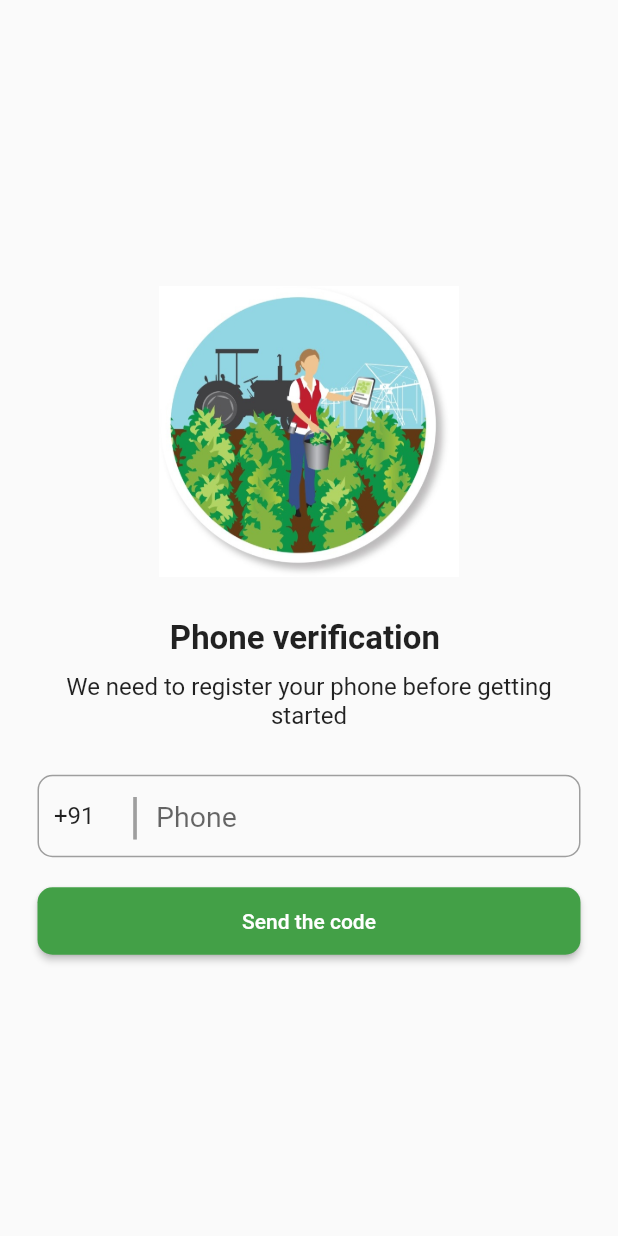
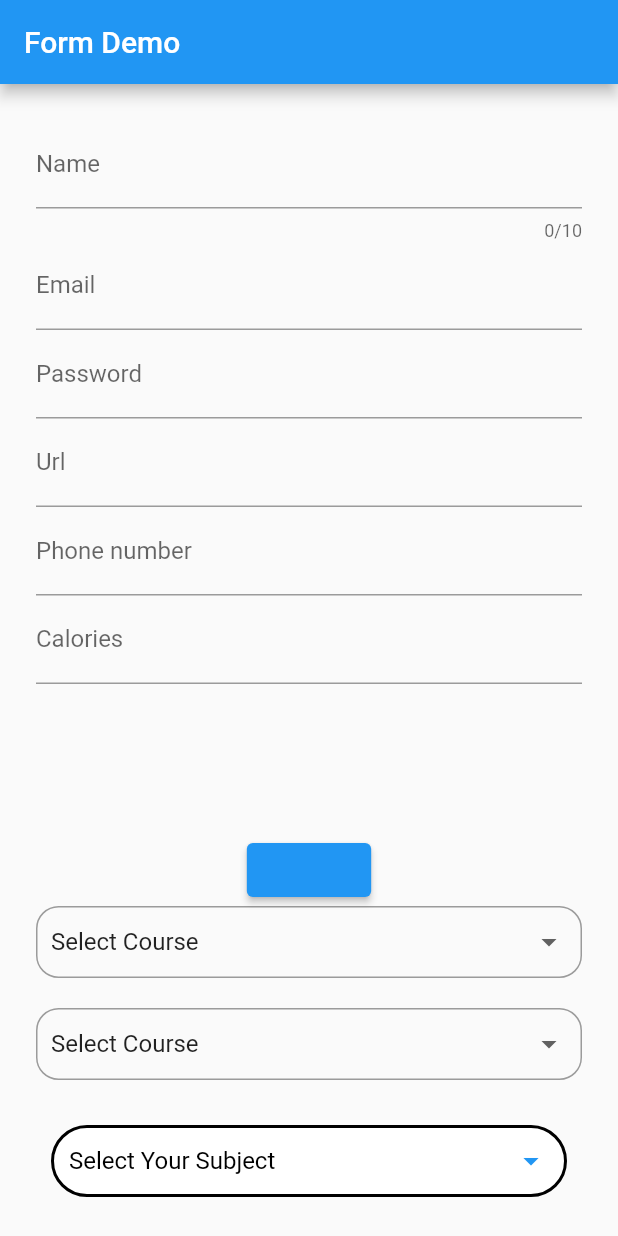
Before and after one commit to abhisheks2706/krishicare, a Flutter app: the screen it shows after launch, on a phone screen of 412 x 824 dp. Run offline on Flutter 3.47's test engine with Material 2 defaults, Android fonts, the phone set to English and light mode, and no system bars; drawn by our look-alikes of multi_select_flutter; our stand-ins replace firebase_auth, firebase_core, flutter_svg, get, introduction_screen, pinput; accounts and stored records are empty.

Commit message:
17/11/22

```diff
--- /dev/null
+++ b/lib/datas/controller/app_data_controller.dart
@@ -0,0 +1,56 @@
+import 'package:get/get.dart';
+import 'package:multi_select_flutter/multi_select_flutter.dart';
+import 'package:multi_select_flutter/multi_select_flutter.dart';
+
+import '../model/subject_data_model.dart';
+
+class AppDataController extends GetxController {
+  List<SubjectModel> subjectData = [];
+  List<MultiSelectItem> dropDownData = [];
+
+  getSubjectData() {
+    subjectData.clear();
+    dropDownData.clear();
+
+    Map<String, dynamic> apiResponse = {
+      "code": 200,
+      "message": "Course subject lists.",
+      "data": [
+        {"subject_id": "1", "subject_name": "English"},
+        {"subject_id": "2", "subject_name": "Physics"},
+        {"subject_id": "3", "subject_name": "Chemistry"},
+        {"subject_id": "4", "subject_name": "Geography"},
+        {"subject_id": "5", "subject_name": "Math"},
+        {"subject_id": "6", "subject_name": "History"},
+        {"subject_id": "7", "subject_name": "Computer Science"},
+        {"subject_id": "8", "subject_name": "Arts"}
+      ]
+    };
+
+    if (apiResponse['code'] == 200) {
+      List<SubjectModel> tempSubjectData = [];
+      apiResponse['data'].forEach(
+        (data) {
+          tempSubjectData.add(
+            SubjectModel(
+              subjectId: data['subject_id'],
+              subjectName: data['subject_name'],
+            ),
+          );
+        },
+      );
+      print(tempSubjectData);
+      subjectData.addAll(tempSubjectData);
+
+      dropDownData = subjectData.map((subjectdata) {
+        return MultiSelectItem(subjectdata, subjectdata.subjectName);
+      }).toList();
+
+      update();
+    } else if (apiResponse['code'] == 400) {
+      print("Show Error model why error occurred..");
+    } else {
+      print("show some error model like something went worng..");
+    }
+  }
+}
--- /dev/null
+++ b/lib/datas/model/subject_data_model.dart
@@ -0,0 +1,8 @@
+class SubjectModel {
+  String subjectId;
+  String subjectName;
+  SubjectModel({
+    required this.subjectId,
+    required this.subjectName,
+  });
+}
--- a/lib/main.dart
+++ b/lib/main.dart
@@ -1,8 +1,10 @@
 //import 'package:firebase_core/firebase_core.dart';
+import 'package:firebase_core/firebase_core.dart';
 import 'package:flutter/material.dart';
+import 'package:krishicare/pages/form_screen.dart';
 import 'package:krishicare/pages/onboarding_screen.dart';
 
-//0verification pages
+//verification pages
 import 'package:krishicare/pages/verify.dart';
 import 'package:krishicare/pages/phone.dart';
 
@@ -12,18 +14,20 @@ import 'package:krishicare/nav_pages/Home.dart';
 //import 'package:krishicare/nav_pages/Nav_bar.dart';
 //import 'package:krishicare/nav_pages/news.dart';
 
-void main() {
+void main() async {
   WidgetsFlutterBinding.ensureInitialized();
-  //await//
-  //Firebase.initializeApp();
+  print("stage1");
+  // await Firebase.initializeApp();
+  print("stage2");
   runApp(MaterialApp(
     debugShowCheckedModeBanner: false,
-    initialRoute: 'phone',
+    initialRoute: 'form',
     routes: {
       'phone': (context) => Myphone(),
       'otp': (context) => MyVerify(),
       'Home': (context) => Myhome(),
-      'Onboard': (context) => OnBoardingPage()
+      'Onboard': (context) => OnBoardingPage(),
+      'form': (context) => FormScreen()
     },
   ));
 }
--- a/lib/pages/community_page.dart
+++ b/lib/pages/community_page.dart
@@ -42,7 +42,7 @@ class _CommunityPage extends State<CommunityPage> {
             ),
             IconButton(
                 onPressed: () {},
-                icon: Icon(
+                icon: const Icon(
                   Icons.audio_file,
                   color: black,
                   size: 25,
@@ -244,14 +244,14 @@ class _CommunityPage extends State<CommunityPage> {
                                       mainAxisAlignment:
                                           MainAxisAlignment.spaceEvenly,
                                       children: [
-                                        Icon(
+                                        const Icon(
                                           Icons.ac_unit,
                                           //color: white,
                                           //size: 14,
                                         ),
                                         Text(
                                           postsList[index]['comment'],
-                                          style: TextStyle(
+                                          style: const TextStyle(
                                               fontSize: 13, color: white),
                                         )
                                       ],
--- /dev/null
+++ b/lib/pages/form_screen.dart
@@ -0,0 +1,323 @@
+import 'package:flutter/material.dart';
+import 'package:get/get.dart';
+import 'package:multi_select_flutter/multi_select_flutter.dart';
+
+import '../datas/controller/app_data_controller.dart';
+import '../datas/model/subject_data_model.dart';
+
+class FormScreen extends StatefulWidget {
+  @override
+  State<StatefulWidget> createState() {
+    return FormScreenState();
+  }
+}
+
+class FormScreenState extends State<FormScreen> {
+  late String _name;
+  late String _email;
+  late String _password;
+  late String _url;
+  late String _phoneNumber;
+  late String _calories;
+
+  final GlobalKey<FormState> _formKey = GlobalKey<FormState>();
+  final AppDataController controller = Get.put(AppDataController());
+
+  List dropDownListData = [
+    {"title": "BCA", "value": "1"},
+    {"title": "MCA", "value": "2"},
+    {"title": "B.Tech", "value": "3"},
+    {"title": "M.Tech", "value": "4"},
+  ];
+
+  String defaultValue = "";
+  String secondDropDown = "";
+
+  Widget _buildName() {
+    return TextFormField(
+      decoration: InputDecoration(labelText: 'Name'),
+      maxLength: 10,
+      validator: (String? value) {
+        if (value!.isEmpty) {
+          return 'Name is Required';
+        }
+
+        return null;
+      },
+      onSaved: (String? value) {
+        _name = value!;
+      },
+    );
+  }
+
+  Widget _buildEmail() {
+    return TextFormField(
+      decoration: InputDecoration(labelText: 'Email'),
+      validator: (String? value) {
+        if (value!.isEmpty) {
+          return 'Email is Required';
+        }
+
+        if (!RegExp(
+                r"[a-z0-9!#$%&'*+/=?^_`{|}~-]+(?:\.[a-z0-9!#$%&'*+/=?^_`{|}~-]+)*@(?:[a-z0-9](?:[a-z0-9-]*[a-z0-9])?\.)+[a-z0-9](?:[a-z0-9-]*[a-z0-9])?")
+            .hasMatch(value)) {
+          return 'Please enter a valid email Address';
+        }
+
+        return null;
+      },
+      onSaved: (String? value) {
+        _email = value!;
+      },
+    );
+  }
+
+  Widget _buildPassword() {
+    return TextFormField(
+      decoration: InputDecoration(labelText: 'Password'),
+      keyboardType: TextInputType.visiblePassword,
+      validator: (String? value) {
+        if (value!.isEmpty) {
+          return 'Password is Required';
+        }
+
+        return null;
+      },
+      onSaved: (String? value) {
+        _password = value!;
+      },
+    );
+  }
+
+  Widget _builURL() {
+    return TextFormField(
+      decoration: InputDecoration(labelText: 'Url'),
+      keyboardType: TextInputType.url,
+      validator: (String? value) {
+        if (value!.isEmpty) {
+          return 'URL is Required';
+        }
+
+        return null;
+      },
+      onSaved: (String? value) {
+        _url = value!;
+      },
+    );
+  }
+
+  Widget _buildPhoneNumber() {
+    return TextFormField(
+      decoration: InputDecoration(labelText: 'Phone number'),
+      keyboardType: TextInputType.phone,
+      validator: (String? value) {
+        if (value!.isEmpty) {
+          return 'Phone number is Required';
+        }
+
+        return null;
+      },
+      onSaved: (String? value) {
+        _url = value!;
+      },
+    );
+  }
+
+  Widget _buildCalories() {
+    return TextFormField(
+      decoration: InputDecoration(labelText: 'Calories'),
+      keyboardType: TextInputType.number,
+      validator: (String? value) {
+        int? calories = int.tryParse(value.toString());
+
+        if (calories == null || calories <= 0) {
+          return 'Calories must be greater than 0';
+        }
+
+        return null;
+      },
+      onSaved: (String? value) {
+        _calories = value!;
+      },
+    );
+  }
+
+  @override
+  Widget build(BuildContext context) {
+    List subjectData = [];
+
+    WidgetsBinding.instance.addPostFrameCallback((timeStamp) {
+      controller.getSubjectData();
+    });
+
+    return Scaffold(
+      appBar: AppBar(title: Text("Form Demo")),
+      body: SingleChildScrollView(
+        child: Container(
+          margin: EdgeInsets.all(24),
+          child: Form(
+            key: _formKey,
+            child: Column(
+              mainAxisAlignment: MainAxisAlignment.center,
+              children: <Widget>[
+                _buildName(),
+                _buildEmail(),
+                _buildPassword(),
+                _builURL(),
+                _buildPhoneNumber(),
+                _buildCalories(),
+                SizedBox(height: 100),
+                Column(
+                  children: [
+                    ElevatedButton(
+                      child: Text(
+                        'Submit',
+                        style: TextStyle(color: Colors.blue, fontSize: 16),
+                      ),
+                      onPressed: () {
+                        if (!_formKey.currentState!.validate()) {
+                          return;
+                        }
+
+                        _formKey.currentState!.save();
+
+                        print(_name);
+                        print(_email);
+                        print(_phoneNumber);
+                        print(_url);
+                        print(_password);
+                        print(_calories);
+
+                        //Send to API
+                      },
+                    ),
+                    //SizedBox(height: 100);
+
+                    InputDecorator(
+                      decoration: InputDecoration(
+                        border: OutlineInputBorder(
+                            borderRadius: BorderRadius.circular(15.0)),
+                        contentPadding: const EdgeInsets.all(10),
+                      ),
+                      child: DropdownButtonHideUnderline(
+                        child: DropdownButton<String>(
+                            isDense: true,
+                            value: defaultValue,
+                            isExpanded: true,
+                            menuMaxHeight: 350,
+                            items: [
+                              const DropdownMenuItem(
+                                  child: Text(
+                                    "Select Course",
+                                  ),
+                                  value: ""),
+                              ...dropDownListData
+                                  .map<DropdownMenuItem<String>>((data) {
+                                return DropdownMenuItem(
+                                    value: data['value'],
+                                    child: Text(data['title']));
+                              }).toList(),
+                            ],
+                            onChanged: (value) {
+                              print("selected Value $value");
+                              setState(() {
+                                defaultValue = value!;
+                              });
+                            }),
+                      ),
+                    ),
+                    const SizedBox(
+                      height: 20,
+                    ),
+                    InputDecorator(
+                      decoration: InputDecoration(
+                        border: OutlineInputBorder(
+                            borderRadius: BorderRadius.circular(15.0)),
+                        contentPadding: const EdgeInsets.all(10),
+                      ),
+                      child: DropdownButtonHideUnderline(
+                        child: DropdownButton<String>(
+                            isDense: true,
+                            value: secondDropDown,
+                            isExpanded: true,
+                            menuMaxHeight: 350,
+                            items: [
+                              const DropdownMenuItem(
+                                  child: Text(
+                                    "Select Course",
+                                  ),
+                                  value: ""),
+                              ...dropDownListData
+                                  .map<DropdownMenuItem<String>>((data) {
+                                return DropdownMenuItem(
+                                    child: Text(data['title']),
+                                    value: data['value']);
+                              }).toList(),
+                            ],
+                            onChanged: (value) {
+                              print("selected Value $value");
+                              setState(() {
+                                secondDropDown = value!;
+                              });
+                            }),
+                      ),
+                    ),
+                    const SizedBox(
+                      height: 20,
+                    ),
+                    GetBuilder<AppDataController>(builder: (controller) {
+                      return Padding(
+                        padding: const EdgeInsets.all(10.0),
+                        child: MultiSelectDialogField(
+                          //height: 200,
+                          items: controller.dropDownData,
+                          title: const Text(
+                            "Select Subject",
+                            style: TextStyle(color: Colors.black),
+                          ),
+                          selectedColor: Colors.black,
+                          decoration: BoxDecoration(
+                            color: Colors.white,
+                            borderRadius:
+                                const BorderRadius.all(Radius.circular(30)),
+                            border: Border.all(
+                              color: Colors.black,
+                              width: 2,
+                            ),
+                          ),
+                          buttonIcon: const Icon(
+                            Icons.arrow_drop_down,
+                            color: Colors.blue,
+                          ),
+                          buttonText: const Text(
+                            "Select Your Subject",
+                            style: TextStyle(
+                              color: Colors.black,
+                              fontSize: 16,
+                            ),
+                          ),
+                          onConfirm: (results) {
+                            subjectData = [];
+                            for (var i = 0; i < results.length; i++) {
+                              SubjectModel data = results[i] as SubjectModel;
+                              print(data.subjectId);
+                              print(data.subjectName);
+                              subjectData.add(data.subjectId);
+                            }
+                            print("data $subjectData");
+
+                            //_selectedAnimals = results;
+                          },
+                        ),
+                      );
+                    }),
+                  ],
+                )
+              ],
+            ),
+          ),
+        ),
+      ),
+    );
+  }
+}
--- a/lib/pages/phone.dart
+++ b/lib/pages/phone.dart
@@ -1,4 +1,5 @@
 //import 'package:firebase_auth/firebase_auth.dart';
+import 'package:firebase_auth/firebase_auth.dart';
 import 'package:flutter/cupertino.dart';
 import 'package:flutter/material.dart';
 
@@ -110,18 +111,18 @@ class _MyphoneState extends State<Myphone> {
                     width: double.infinity,
                     child: ElevatedButton(
                       onPressed: () async {
-                        //  await FirebaseAuth.instance.verifyPhoneNumber(
-                        //   phoneNumber:'+${countrycode.text+phone}',
-                        //   verificationCompleted: (PhoneAuthCredential credential) {},
-                        //   verificationFailed: (FirebaseAuthException e) {},
-                        //   codeSent: (String verificationId, int? resendToken) {
-                        //   Myphone.verify=verificationId;
-                        //     Navigator.pushNamed(context, "otp");
-//
-                        //   },
-                        //   codeAutoRetrievalTimeout: (String verificationId) {},
-                        // );
-                        Navigator.pushNamed(context, "otp");
+                        await FirebaseAuth.instance.verifyPhoneNumber(
+                          phoneNumber: '+${countrycode.text + phone}',
+                          verificationCompleted:
+                              (PhoneAuthCredential credential) {},
+                          verificationFailed: (FirebaseAuthException e) {},
+                          codeSent: (String verificationId, int? resendToken) {
+                            Myphone.verify = verificationId;
+                            Navigator.pushNamed(context, "otp");
+                          },
+                          codeAutoRetrievalTimeout: (String verificationId) {},
+                        );
+                        //Navigator.pushNamed(context, "otp");
                       },
                       style: ElevatedButton.styleFrom(
                           backgroundColor: Colors.green.shade600,
--- a/lib/pages/verify.dart
+++ b/lib/pages/verify.dart
@@ -1,5 +1,7 @@
 //import 'package:firebase_auth/firebase_auth.dart';
+import 'package:firebase_auth/firebase_auth.dart';
 import 'package:flutter/material.dart';
+import 'package:krishicare/pages/phone.dart';
 // import 'package:krishicare/phone.dart';
 import 'package:pinput/pinput.dart';
 
@@ -11,7 +13,7 @@ class MyVerify extends StatefulWidget {
 }
 
 class _MyVerifyState extends State<MyVerify> {
-  //final FirebaseAuth auth = FirebaseAuth.instance;
+  final FirebaseAuth auth = FirebaseAuth.instance;
   @override
   Widget build(BuildContext context) {
     final defaultPinTheme = PinTheme(
@@ -91,10 +93,9 @@ class _MyVerifyState extends State<MyVerify> {
                 onChanged: (value) {
                   code = value;
                 },
-                // defaultPinTheme: defaultPinTheme,
-                // focusedPinTheme: focusedPinTheme,
-                // submittedPinTheme: submittedPinTheme,
-
+                defaultPinTheme: defaultPinTheme,
+                focusedPinTheme: focusedPinTheme,
+                submittedPinTheme: submittedPinTheme,
                 showCursor: true,
                 onCompleted: (pin) => print(pin),
               ),
@@ -108,23 +109,23 @@ class _MyVerifyState extends State<MyVerify> {
                     onPressed: () async {
                       Navigator.pushNamedAndRemoveUntil(
                           context, "Onboard", (route) => true);
-                      //try {
-                      //  // Create a PhoneAuthCredential with the code
-                      //  PhoneAuthCredential credential =
-                      //      PhoneAuthProvider.credential(
-                      //          verificationId: Myphone.verify, smsCode: code);
-//
-                      //  // Sign the user in (or link) with the credential
-                      //  await auth.signInWithCredential(credential);
-                      //  Navigator.pushNamedAndRemoveUntil(
-                      //      context, "Home", (route) => true);
-                      //} catch (e) {
-                      //  print(e.toString() +
-                      //      " " +
-                      //      code +
-                      //      "wrong otp" +
-                      //      Myphone.verify);
-                      //}
+                      try {
+                        // Create a PhoneAuthCredential with the code
+                        PhoneAuthCredential credential =
+                            PhoneAuthProvider.credential(
+                                verificationId: Myphone.verify, smsCode: code);
+
+                        // Sign the user in (or link) with the credential
+                        await auth.signInWithCredential(credential);
+                        Navigator.pushNamedAndRemoveUntil(
+                            context, "Home", (route) => true);
+                      } catch (e) {
+                        print(e.toString() +
+                            " " +
+                            code +
+                            "wrong otp" +
+                            Myphone.verify);
+                      }
                     },
                     style: ElevatedButton.styleFrom(
                         backgroundColor: Colors.green.shade600,
```
Also changed, not shown: pubspec.yaml (+5 -3 lines), pubspec.lock, 2 other files.
